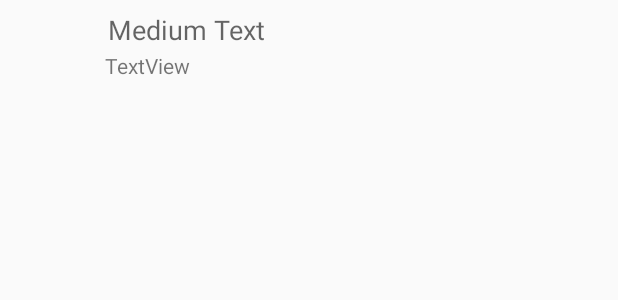
After one commit to adamcetinkent/AAAHearHerePrototype, an Android app: the layout mylist.xml on its own in the app's theme, with its tools: preview values and no code run, on a phone screen of 412 x 824 dp. The commit adds this screen. Shown: the top 300 px of the screen. Run offline under Robolectric (Android 15) with nearby library versions, the phone set to English and light mode, and no system bars.

Commit message:
Search bar now works for any input, going from MainActivity to SearchResultsActivity
CustomListAdapter shows artist artwork, artist name & artist ID

```diff
--- a/app/src/main/java/yosoyo/aaahearhereprototype/SpotifyClasses/SpotifyImage.java
+++ b/app/src/main/java/yosoyo/aaahearhereprototype/SpotifyClasses/SpotifyImage.java
@@ -9,4 +9,8 @@ public class SpotifyImage {
 	String url;
 	int width;
 
+	public String getUrl() {
+		return url;
+	}
+
 }
--- a/app/src/main/res/layout/activity_main.xml
+++ b/app/src/main/res/layout/activity_main.xml
@@ -17,9 +17,9 @@
         android:theme="@style/ThemeOverlay.AppCompat.ActionBar"
         app:popupTheme="@style/ThemeOverlay.AppCompat.Light"/>
 
-    <ListView
+    <!--<ListView
         android:layout_width="match_parent"
         android:layout_height="fill_parent"
-        android:id="@+id/listView"/>
+        android:id="@+id/listView"/>-->
 
 </LinearLayout>
--- /dev/null
+++ b/app/src/main/res/layout/mylist.xml
@@ -0,0 +1,33 @@
+<?xml version="1.0" encoding="utf-8"?>
+<LinearLayout xmlns:android="http://schemas.android.com/apk/res/android"
+              android:layout_width="match_parent"
+              android:layout_height="match_parent"
+              android:orientation="horizontal" >
+
+    <ImageView
+        android:id="@+id/artwork"
+        android:layout_width="60dp"
+        android:layout_height="60dp"
+        android:padding="5dp" />
+
+    <LinearLayout android:layout_width="wrap_content"
+                  android:layout_height="wrap_content"
+                  android:orientation="vertical">
+
+        <TextView
+            android:id="@+id/artistname"
+            android:layout_width="wrap_content"
+            android:layout_height="wrap_content"
+            android:text="Medium Text"
+            android:textAppearance="?android:attr/textAppearanceMedium"
+            android:layout_marginLeft="10dp"
+            android:layout_marginTop="5dp"
+            android:padding="2dp" />
+        <TextView
+            android:id="@+id/artistdesc"
+            android:layout_width="wrap_content"
+            android:layout_height="wrap_content"
+            android:text="TextView"
+            android:layout_marginLeft="10dp"/>
+    </LinearLayout>
+</LinearLayout>
--- a/app/src/main/res/menu/menu_main.xml
+++ b/app/src/main/res/menu/menu_main.xml
@@ -6,7 +6,7 @@
             android:title="Search"
             android:icon="@android:drawable/ic_menu_search"
             app:showAsAction="collapseActionView|ifRoom"
-            android:actionViewClass="android.widget.SearchView" />
+            app:actionViewClass="android.support.v7.widget.SearchView" />
       <item android:id="@+id/action_settings"
           android:title="@string/action_settings"
           android:orderInCategory="100"
--- a/app/src/main/res/values/strings.xml
+++ b/app/src/main/res/values/strings.xml
@@ -8,4 +8,5 @@
 
     <string name="search_hint">Search for artists</string>
     <string name="title_activity_searchable">SearchableActivity</string>
+    <string name="title_activity_search_results">SearchResultsActivity</string>
 </resources>
```
Also changed, not shown: app/src/main/AndroidManifest.xml (+9 -4 lines), app/src/main/java/yosoyo/aaahearhereprototype/AsyncArtist.java (+11 -3 lines), app/src/main/java/yosoyo/aaahearhereprototype/CustomListAdapter.java (added, +46 -0 lines), app/src/main/java/yosoyo/aaahearhereprototype/DownloadImageTask.java (added, +62 -0 lines), app/src/main/java/yosoyo/aaahearhereprototype/MainActivity.java (+19 -25 lines), app/src/main/java/yosoyo/aaahearhereprototype/SearchResultsActivity.java (added, +78 -0 lines), app/src/main/java/yosoyo/aaahearhereprototype/SpotifyClasses/SpotifyArtist.java (+24 -0 lines), app/src/main/res/layout/activity_search_results.xml (added, +25 -0 lines), app/src/main/res/menu/menu_search_results.xml (added, +9 -0 lines).
